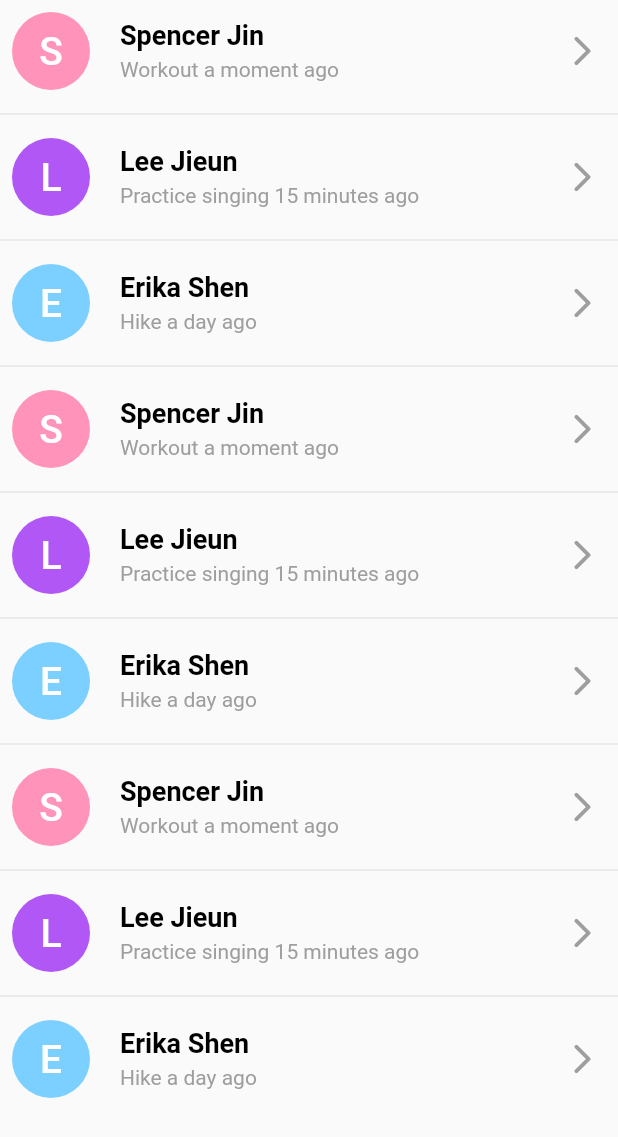
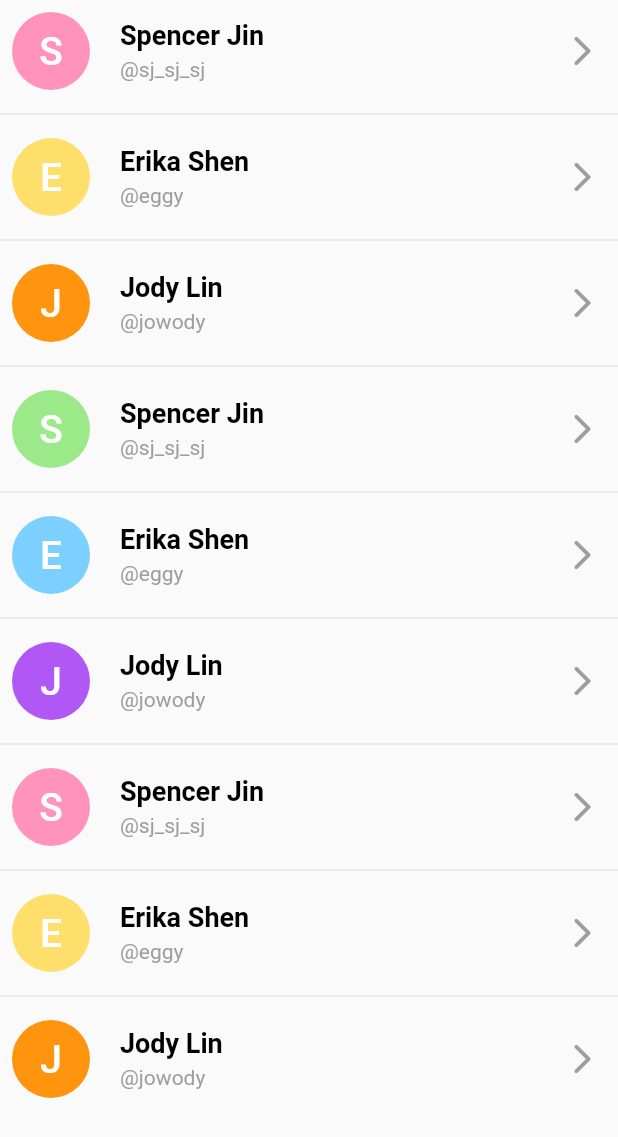
Before and after one commit to cs188-software-design-security-w20/routine-machine, a Flutter app: the FollowingTileList widget shown alone on an empty page, opened directly, on a phone screen of 412 x 824 dp. Shown: the top 1137 px of the screen. Run offline on Flutter 3.47's test engine with Material 2 defaults, Android fonts, the phone set to English and light mode, and no system bars; our stand-ins replace firebase_auth, flutter_login, flutter_secure_storage, font_awesome_flutter, percent_indicator, timeago; missing offline and left inert: crypton, flutter_sfsymbols, mock_data, steel_crypt; accounts and stored records are empty.

Commit message:
connect friend profile page with following page

```diff
--- a/Routine-Machine/lib/Models/UserProfile.dart
+++ b/Routine-Machine/lib/Models/UserProfile.dart
@@ -11,8 +11,10 @@ String userProfileToJson(UserProfile data) => json.encode(data.toJson());
 
 class UserProfile {
   UserProfile({
+    this.userID,
     this.username,
-    this.alias,
+    this.firstName,
+    this.lastName,
     this.email,
     this.follower,
     this.following,
@@ -20,8 +22,10 @@ class UserProfile {
     this.pendingFollowing,
   });
 
+  String userID;
   String username;
-  String alias;
+  String firstName;
+  String lastName;
   String email;
   List<String> follower;
   List<String> following;
@@ -29,8 +33,10 @@ class UserProfile {
   List<String> pendingFollowing;
 
   factory UserProfile.fromJson(Map<String, dynamic> json) => UserProfile(
+        userID: json["userID"],
         username: json["username"],
-        alias: json["alias"],
+        firstName: json["firstName"],
+        lastName: json["lastName"],
         email: json["email"],
         follower: List<String>.from(json["follower"].map((x) => x)),
         following: List<String>.from(json["following"].map((x) => x)),
@@ -41,8 +47,10 @@ class UserProfile {
       );
 
   Map<String, dynamic> toJson() => {
+        "userID": userID,
         "username": username,
-        "alias": alias,
+        "firstName": firstName,
+        "lastName": lastName,
         "email": email,
         "follower": List<dynamic>.from(follower.map((x) => x)),
         "following": List<dynamic>.from(following.map((x) => x)),
--- a/Routine-Machine/lib/Views/components/FollowingTile.dart
+++ b/Routine-Machine/lib/Views/components/FollowingTile.dart
@@ -1,18 +1,13 @@
 import 'package:flutter/material.dart';
 import 'package:routine_machine/Views/pages/FriendProfilePage.dart';
-import 'package:routine_machine/Models/FriendStatus.dart';
-import 'package:routine_machine/Models/UserData.dart';
 import 'package:routine_machine/Models/UserProfile.dart';
-import 'package:routine_machine/Models/WidgetData.dart';
 import './FollowTileInfo.dart';
 
 class FollowingTile extends StatelessWidget {
-  final String firstName;
-  final String lastName;
-  final String caption;
+  final UserProfile followingProfile;
   final Color color;
 
-  FollowingTile({this.firstName, this.lastName, this.caption, this.color});
+  FollowingTile({this.followingProfile, this.color});
 
   @override
   Widget build(BuildContext context) {
@@ -20,9 +15,9 @@ class FollowingTile extends StatelessWidget {
       child: Row(
         children: [
           FollowTileInfo(
-            firstName: this.firstName,
-            lastName: this.lastName,
-            caption: this.caption,
+            firstName: this.followingProfile.firstName,
+            lastName: this.followingProfile.lastName,
+            caption: '@${this.followingProfile.username}',
             color: this.color,
           ),
           IconButton(
@@ -33,15 +28,8 @@ class FollowingTile extends StatelessWidget {
                 context,
                 MaterialPageRoute(
                   builder: (context) => FriendProfilePage(
-                    friendData: UserData(
-                      profile: UserProfile(
-                          alias: "Jack Zhao", username: "jackzhao98"),
-                      data: [
-                        WidgetData.widgetSample1,
-                        WidgetData.widgetSample3
-                      ],
-                    ),
-                    friendStatus: FriendStatus.follower,
+                    friendProfile: followingProfile,
+                    userColor: this.color,
                   ),
                 ),
               );
--- a/Routine-Machine/lib/Views/pages/FollowPage.dart
+++ b/Routine-Machine/lib/Views/pages/FollowPage.dart
@@ -4,75 +4,57 @@ import 'dart:io';
 import 'SearchResultPage.dart';
 import '../../constants/Palette.dart' as Palette;
 import '../../constants/Constants.dart' as Constants;
-import '../../Models/SampleFollowTileData.dart';
 import '../subviews/FollowingTileList.dart';
 import '../subviews/FollowerRequestTileList.dart';
 import '../../Models/SampleFollowerRequestData.dart';
+import '../../Models/UserProfile.dart';
 
-final List<SampleFollowTileData> sampleFollowingList = [
-  SampleFollowTileData(
+final List<UserProfile> sampleFollowingList = [
+  UserProfile(
     firstName: 'Spencer',
     lastName: 'Jin',
-    routineName: 'Workout',
-    lastCheckIn: new DateTime.now(),
-    color: Palette.pink,
+    username: 'sj_sj_sj',
   ),
-  SampleFollowTileData(
-    firstName: 'Lee',
-    lastName: 'Jieun',
-    routineName: 'Practice singing',
-    lastCheckIn: new DateTime.now().subtract(new Duration(minutes: 15)),
-    color: Palette.purple,
-  ),
-  SampleFollowTileData(
+  UserProfile(
     firstName: 'Erika',
     lastName: 'Shen',
-    routineName: 'Hike',
-    lastCheckIn: new DateTime.now().subtract(new Duration(days: 1)),
-    color: Palette.blue,
+    username: 'eggy',
   ),
-  SampleFollowTileData(
+  UserProfile(
+    firstName: 'Jody',
+    lastName: 'Lin',
+    username: 'jowody',
+  ),
+  UserProfile(
     firstName: 'Spencer',
     lastName: 'Jin',
-    routineName: 'Workout',
-    lastCheckIn: new DateTime.now(),
-    color: Palette.pink,
+    username: 'sj_sj_sj',
   ),
-  SampleFollowTileData(
-    firstName: 'Lee',
-    lastName: 'Jieun',
-    routineName: 'Practice singing',
-    lastCheckIn: new DateTime.now().subtract(new Duration(minutes: 15)),
-    color: Palette.purple,
-  ),
-  SampleFollowTileData(
+  UserProfile(
     firstName: 'Erika',
     lastName: 'Shen',
-    routineName: 'Hike',
-    lastCheckIn: new DateTime.now().subtract(new Duration(days: 1)),
-    color: Palette.blue,
+    username: 'eggy',
   ),
-  SampleFollowTileData(
+  UserProfile(
+    firstName: 'Jody',
+    lastName: 'Lin',
+    username: 'jowody',
+  ),
+  UserProfile(
     firstName: 'Spencer',
     lastName: 'Jin',
-    routineName: 'Workout',
-    lastCheckIn: new DateTime.now(),
-    color: Palette.pink,
+    username: 'sj_sj_sj',
   ),
-  SampleFollowTileData(
-    firstName: 'Lee',
-    lastName: 'Jieun',
-    routineName: 'Practice singing',
-    lastCheckIn: new DateTime.now().subtract(new Duration(minutes: 15)),
-    color: Palette.purple,
-  ),
-  SampleFollowTileData(
+  UserProfile(
     firstName: 'Erika',
     lastName: 'Shen',
-    routineName: 'Hike',
-    lastCheckIn: new DateTime.now().subtract(new Duration(days: 1)),
-    color: Palette.blue,
+    username: 'eggy',
   ),
+  UserProfile(
+    firstName: 'Jody',
+    lastName: 'Lin',
+    username: 'jowody',
+  )
 ];
 
 final List<SampleFollowerRequestData> sampleFollowerRequestList = [
--- a/Routine-Machine/lib/Views/subviews/FollowingTileList.dart
+++ b/Routine-Machine/lib/Views/subviews/FollowingTileList.dart
@@ -1,6 +1,15 @@
 import 'package:flutter/material.dart';
 import '../components/FollowingTile.dart';
-import 'package:timeago/timeago.dart' as timeago;
+import '../../constants/Palette.dart' as Palette;
+
+final List colors = [
+  Palette.pink,
+  Palette.yellow,
+  Palette.orange,
+  Palette.green,
+  Palette.blue,
+  Palette.purple,
+];
 
 class FollowingTileList extends StatelessWidget {
   final List followingList;
@@ -17,14 +26,9 @@ class FollowingTileList extends StatelessWidget {
             shrinkWrap: true,
             separatorBuilder: (BuildContext context, int index) => Divider(),
             itemBuilder: (context, index) {
-              var user = followingList[index];
-              String lastRoutineCheckIn =
-                  '${user.routineName} ${timeago.format(user.lastCheckIn)}';
               return FollowingTile(
-                firstName: user.firstName,
-                lastName: user.lastName,
-                caption: lastRoutineCheckIn,
-                color: user.color,
+                followingProfile: followingList[index],
+                color: colors[index % colors.length],
               );
             },
           );
```
Also changed, not shown: Routine-Machine/lib/Views/components/LongWidgetView.dart (added, +61 -0 lines), Routine-Machine/lib/Views/pages/FriendProfilePage.dart (+72 -19 lines), Routine-Machine/lib/Views/subviews/friendWidgetList.dart (+2 -63 lines).
